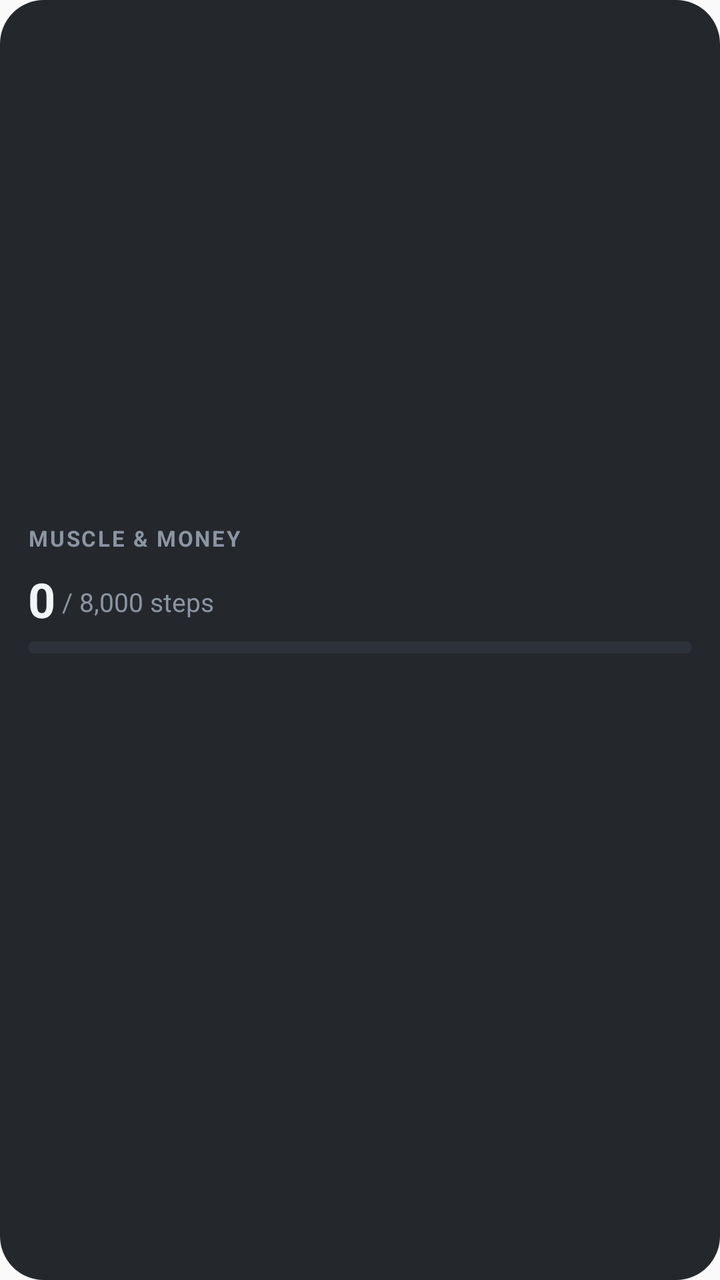
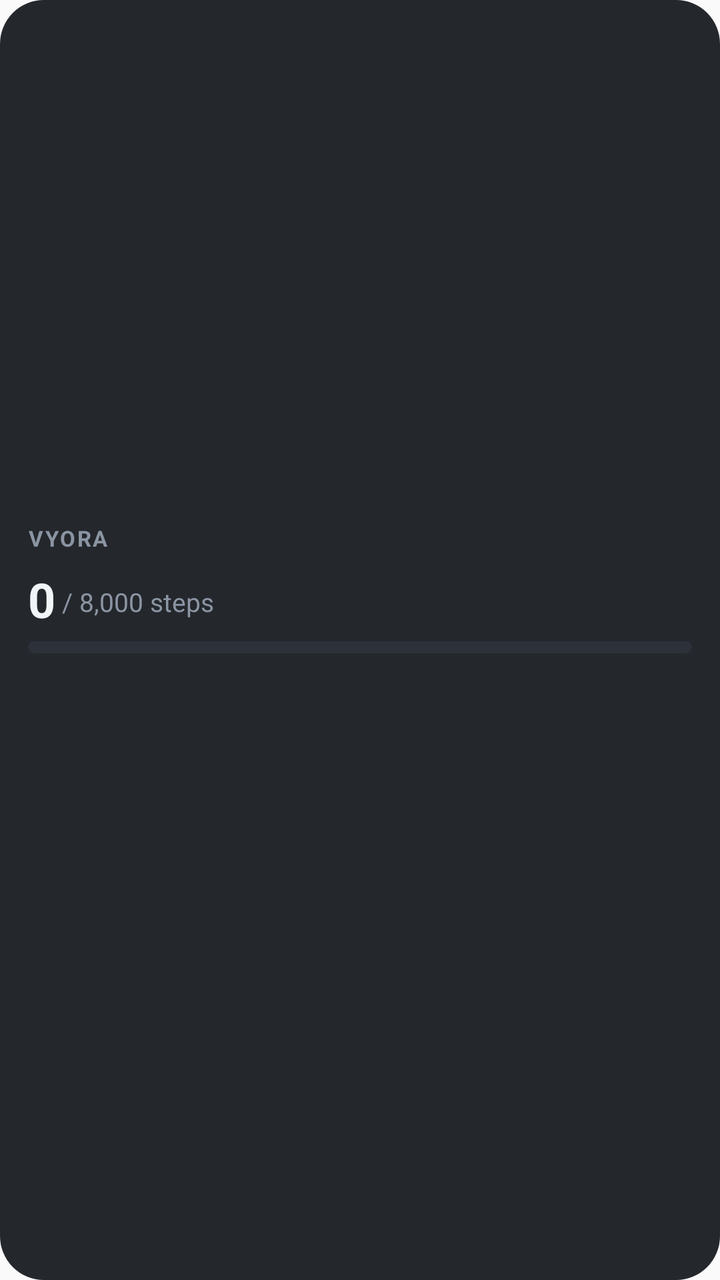

Two renders of the same Android screen: before a commit and after it. Below are the layout's source before the change and the commit's diff.
<!-- AndroidManifest.xml: application theme AppTheme -->
<!-- res/layout/widget_mm.xml -->
<?xml version="1.0" encoding="utf-8"?>
<LinearLayout xmlns:android="http://schemas.android.com/apk/res/android"
    android:id="@+id/w_root"
    android:layout_width="match_parent"
    android:layout_height="match_parent"
    android:background="@drawable/widget_bg"
    android:orientation="vertical"
    android:gravity="center_vertical"
    android:padding="14dp">

    <LinearLayout
        android:layout_width="match_parent"
        android:layout_height="wrap_content"
        android:orientation="horizontal"
        android:gravity="center_vertical">
        <TextView
            android:layout_width="0dp"
            android:layout_height="wrap_content"
            android:layout_weight="1"
            android:text="MUSCLE &amp; MONEY"
            android:textColor="#8B95A3"
            android:textSize="11sp"
            android:textStyle="bold"
            android:letterSpacing="0.08" />
        <TextView
            android:id="@+id/w_streak"
            android:layout_width="wrap_content"
            android:layout_height="wrap_content"
            android:textColor="#00E5FF"
            android:textSize="12sp"
            android:textStyle="bold" />
    </LinearLayout>

    <LinearLayout
        android:layout_width="match_parent"
        android:layout_height="wrap_content"
        android:layout_marginTop="6dp"
        android:orientation="horizontal"
        android:gravity="bottom">
        <TextView
            android:id="@+id/w_steps"
            android:layout_width="wrap_content"
            android:layout_height="wrap_content"
            android:text="0"
            android:textColor="#F2F5F7"
            android:textSize="24sp"
            android:textStyle="bold" />
        <TextView
            android:id="@+id/w_steps_goal"
            android:layout_width="wrap_content"
            android:layout_height="wrap_content"
            android:layout_marginBottom="3dp"
            android:text=" / 8,000 steps"
            android:textColor="#8B95A3"
            android:textSize="13sp" />
    </LinearLayout>

    <ProgressBar
        android:id="@+id/w_steps_bar"
        style="?android:attr/progressBarStyleHorizontal"
        android:layout_width="match_parent"
        android:layout_height="6dp"
        android:layout_marginTop="5dp"
        android:max="100"
        android:progress="0"
        android:progressDrawable="@drawable/widget_progress" />

    <LinearLayout
        android:id="@+id/w_money_row"
        android:layout_width="match_parent"
        android:layout_height="wrap_content"
        android:layout_marginTop="8dp"
        android:orientation="horizontal"
        android:gravity="center_vertical">
        <TextView
            android:id="@+id/w_money"
            android:layout_width="wrap_content"
            android:layout_height="wrap_content"
            android:textColor="#F2F5F7"
            android:textSize="15sp"
            android:textStyle="bold"
            android:maxLines="1" />
        <TextView
            android:id="@+id/w_safe"
            android:layout_width="wrap_content"
            android:layout_height="wrap_content"
            android:textColor="#8B95A3"
            android:textSize="13sp"
            android:maxLines="1"
            android:ellipsize="end" />
    </LinearLayout>

    <TextView
        android:id="@+id/w_workout"
        android:layout_width="match_parent"
        android:layout_height="wrap_content"
        android:layout_marginTop="6dp"
        android:textColor="#C9D2DC"
        android:textSize="13sp"
        android:maxLines="1"
        android:ellipsize="end" />
</LinearLayout>
<!-- resources referenced by this layout -->
<resources>
  <!-- drawable widget_bg (drawable) -->
  <?xml version="1.0" encoding="utf-8"?>
  <shape xmlns:android="http://schemas.android.com/apk/res/android" android:shape="rectangle">
      <solid android:color="#F2191C21" />
      <corners android:radius="22dp" />
  </shape>
  <!-- drawable widget_progress (drawable) -->
  <?xml version="1.0" encoding="utf-8"?>
  <layer-list xmlns:android="http://schemas.android.com/apk/res/android">
      <item android:id="@android:id/background">
          <shape android:shape="rectangle">
              <corners android:radius="3dp" />
              <solid android:color="#2C313A" />
          </shape>
      </item>
      <item android:id="@android:id/progress">
          <clip>
              <shape android:shape="rectangle">
                  <corners android:radius="3dp" />
                  <solid android:color="#00E5FF" />
              </shape>
          </clip>
      </item>
  </layer-list>
  <style name="AppTheme" parent="Theme.AppCompat.Light.DarkActionBar">
          
          <item name="colorPrimary">@color/colorPrimary</item>
          <item name="colorPrimaryDark">@color/colorPrimaryDark</item>
          <item name="colorAccent">@color/colorAccent</item>
      </style>
</resources>

<!-- the commit's change to res/layout/widget_mm.xml (unified diff, before → after) -->
@@ -17,7 +17,7 @@
             android:layout_width="0dp"
             android:layout_height="wrap_content"
             android:layout_weight="1"
-            android:text="MUSCLE &amp; MONEY"
+            android:text="VYORA"
             android:textColor="#8B95A3"
             android:textSize="11sp"
             android:textStyle="bold"
